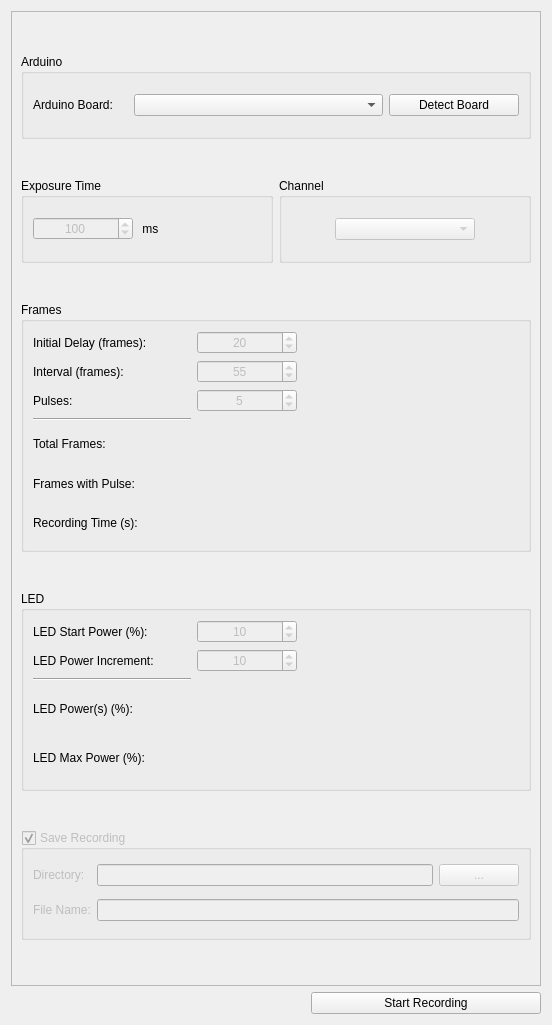
Before: the Qt Designer form micromanager_gui/optocamp_gui.ui in pymmcore-plus/napari-micromanager, drawn with Qt 5.
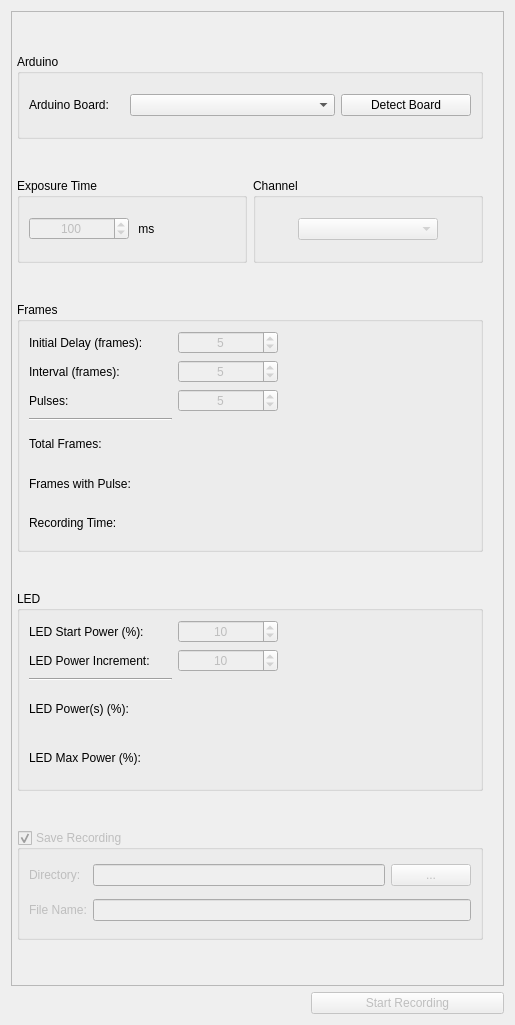
After: the same form once the commit is applied.

What changed in the file:
```diff
--- a/micromanager_gui/optocamp_gui.ui
+++ b/micromanager_gui/optocamp_gui.ui
@@ -6,7 +6,7 @@
    <rect>
     <x>0</x>
     <y>0</y>
-    <width>552</width>
+    <width>515</width>
     <height>1025</height>
    </rect>
   </property>
@@ -19,16 +19,25 @@
      <property name="widgetResizable">
       <bool>true</bool>
      </property>
+     <property name="alignment">
+      <set>Qt::AlignCenter</set>
+     </property>
      <widget class="QWidget" name="scrollAreaWidgetContents">
       <property name="geometry">
        <rect>
         <x>0</x>
         <y>0</y>
-        <width>526</width>
+        <width>489</width>
         <height>957</height>
        </rect>
       </property>
       <layout class="QGridLayout" name="gridLayout_8">
+       <property name="leftMargin">
+        <number>5</number>
+       </property>
+       <property name="rightMargin">
+        <number>20</number>
+       </property>
        <item row="0" column="0" colspan="2">
         <widget class="QGroupBox" name="arduino_groupBox">
          <property name="minimumSize">
@@ -224,14 +233,14 @@
              <number>1000</number>
             </property>
             <property name="value">
-             <number>20</number>
+             <number>5</number>
             </property>
            </widget>
           </item>
           <item row="6" column="0">
            <widget class="QLabel" name="label_6">
             <property name="text">
-             <string>Recording Time (s):</string>
+             <string>Recording Time:</string>
             </property>
            </widget>
           </item>
@@ -288,7 +297,7 @@
              <number>1000</number>
             </property>
             <property name="value">
-             <number>55</number>
+             <number>5</number>
             </property>
            </widget>
           </item>
@@ -522,6 +531,9 @@
      </item>
      <item row="0" column="1">
       <widget class="QPushButton" name="rec_Button">
+       <property name="enabled">
+        <bool>false</bool>
+       </property>
        <property name="maximumSize">
         <size>
          <width>16777215</width>
```
